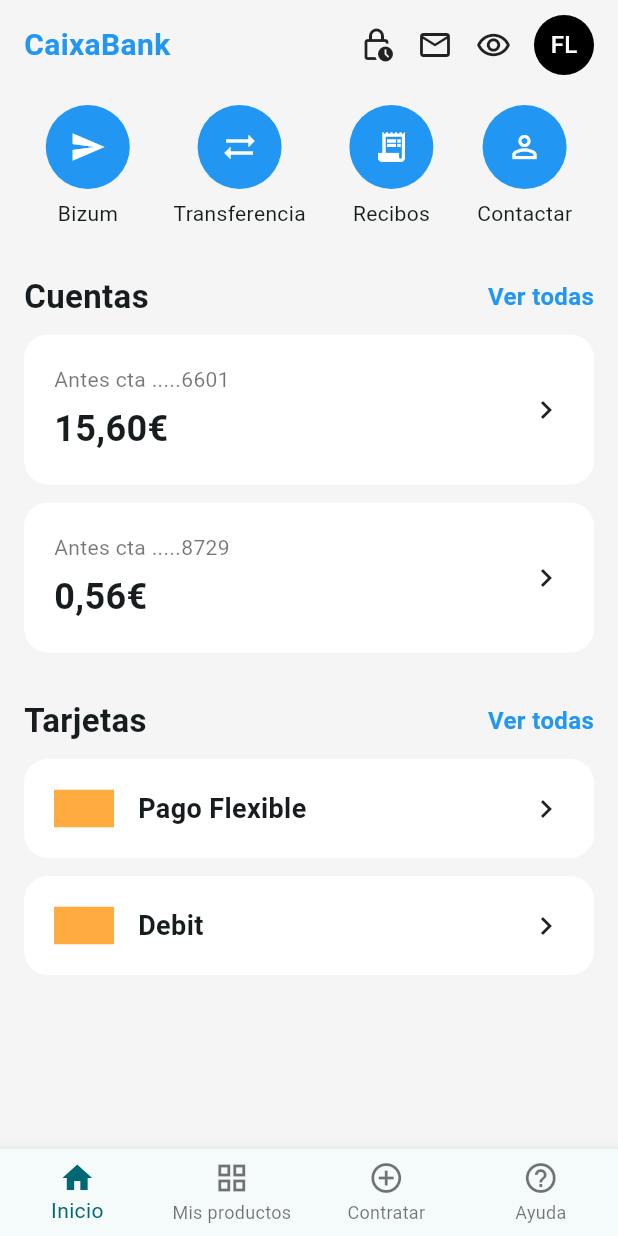
After one commit to fran72/buen_design, a Flutter app: the CaixaPage screen opened by its route, on a phone screen of 412 x 824 dp. The commit adds this screen. Run offline on Flutter 3.47's test engine with Material 3 defaults, Android fonts, the phone set to English and light mode, and no system bars; our stand-ins replace bloc, percent_indicator.

Commit message:
caixa page

```diff
--- a/lib/main.dart
+++ b/lib/main.dart
@@ -1,5 +1,7 @@
+import 'package:buen_design/pages/caixa.dart';
 import 'package:buen_design/pages/carrito.dart';
 import 'package:buen_design/pages/carrito_wallapop.dart';
+import 'package:buen_design/pages/habanero.dart';
 import 'package:buen_design/pages/home.dart';
 import 'package:buen_design/pages/moncofar.dart';
 import 'package:buen_design/pages/scan_cal.dart';
@@ -64,6 +66,8 @@
         'moncofar': (BuildContext context) => const MoncofarPage(),
         'carrito': (BuildContext context) => const CarritoPage(),
         'scan_cal': (BuildContext context) => const ScanCalPage(),
+        'habanero': (BuildContext context) => const HabaneroPage(),
+        'caixa': (BuildContext context) => const CaixaPage(),
         'carrito_wallapop': (BuildContext context) =>
             const CarritoWallapopPage(),
       },
--- /dev/null
+++ b/lib/pages/caixa.dart
@@ -0,0 +1,200 @@
+import 'package:flutter/material.dart';
+
+class CaixaPage extends StatelessWidget {
+  const CaixaPage({super.key});
+
+  @override
+  Widget build(BuildContext context) {
+    return Scaffold(
+      backgroundColor: Colors.grey[100],
+      bottomNavigationBar: _buildBottomBar(),
+      body: SafeArea(
+        child: SingleChildScrollView(
+          padding: const EdgeInsets.symmetric(horizontal: 16),
+          child: Column(
+            crossAxisAlignment: CrossAxisAlignment.start,
+            children: [
+              const SizedBox(height: 10),
+              _buildTopIcons(),
+              const SizedBox(height: 20),
+              _buildQuickActions(),
+              const SizedBox(height: 30),
+              _buildSectionHeader("Cuentas"),
+              const SizedBox(height: 10),
+              _buildCuentaCard("Antes cta .....6601", "15,60€"),
+              const SizedBox(height: 12),
+              _buildCuentaCard("Antes cta .....8729", "0,56€"),
+              const SizedBox(height: 30),
+              _buildSectionHeader("Tarjetas"),
+              const SizedBox(height: 10),
+              _buildTarjetaCard("Pago Flexible"),
+              const SizedBox(height: 12),
+              _buildTarjetaCard("Debit"),
+              const SizedBox(height: 40),
+            ],
+          ),
+        ),
+      ),
+    );
+  }
+
+  // ---------------- TOP ICONS --------------------
+  Widget _buildTopIcons() {
+    return Row(
+      children: [
+        // Image.network(
+        //   "https://upload.wikimedia.org/wikipedia/commons/1/14/CaixaBank_Logo.png",
+        //   width: 40,
+        // ),
+        const Text(
+          "CaixaBank",
+          style: TextStyle(
+            fontSize: 20,
+            fontWeight: FontWeight.bold,
+            color: Colors.blue,
+          ),
+        ),
+        const Spacer(),
+        const Icon(Icons.lock_clock_outlined),
+        const SizedBox(width: 15),
+        const Icon(Icons.mail_outline),
+        const SizedBox(width: 15),
+        const Icon(Icons.remove_red_eye_outlined),
+        const SizedBox(width: 15),
+        const CircleAvatar(
+          backgroundColor: Colors.black,
+          child: Text("FL", style: TextStyle(color: Colors.white)),
+        ),
+      ],
+    );
+  }
+
+  // ---------------- QUICK ACTIONS --------------------
+  Widget _buildQuickActions() {
+    final actions = [
+      {"icon": Icons.send, "label": "Bizum"},
+      {"icon": Icons.sync_alt, "label": "Transferencia"},
+      {"icon": Icons.receipt_long, "label": "Recibos"},
+      {"icon": Icons.person_outline, "label": "Contactar"},
+    ];
+
+    return Row(
+      mainAxisAlignment: MainAxisAlignment.spaceAround,
+      children: actions
+          .map(
+            (a) => Column(
+              children: [
+                CircleAvatar(
+                  radius: 28,
+                  backgroundColor: Colors.blue,
+                  child: Icon(a["icon"] as IconData, color: Colors.white),
+                ),
+                const SizedBox(height: 6),
+                Text(a["label"] as String),
+              ],
+            ),
+          )
+          .toList(),
+    );
+  }
+
+  // ---------------- SECTION HEADER --------------------
+  Widget _buildSectionHeader(String title) {
+    return Row(
+      mainAxisAlignment: MainAxisAlignment.spaceBetween,
+      children: [
+        Text(
+          title,
+          style: const TextStyle(fontSize: 22, fontWeight: FontWeight.bold),
+        ),
+        const Text(
+          "Ver todas",
+          style: TextStyle(
+            fontSize: 16,
+            color: Colors.blue,
+            fontWeight: FontWeight.bold,
+          ),
+        ),
+      ],
+    );
+  }
+
+  // ---------------- CUENTA CARD --------------------
+  Widget _buildCuentaCard(String title, String amount) {
+    return Container(
+      decoration: BoxDecoration(
+        color: Colors.white,
+        borderRadius: BorderRadius.circular(16),
+      ),
+      padding: const EdgeInsets.all(20),
+      child: Row(
+        children: [
+          Expanded(
+            child: Column(
+              crossAxisAlignment: CrossAxisAlignment.start,
+              children: [
+                Text(
+                  title,
+                  style: const TextStyle(fontSize: 14, color: Colors.black54),
+                ),
+                const SizedBox(height: 6),
+                Text(
+                  amount,
+                  style: const TextStyle(
+                    fontSize: 24,
+                    fontWeight: FontWeight.bold,
+                  ),
+                ),
+              ],
+            ),
+          ),
+          const Icon(Icons.chevron_right),
+        ],
+      ),
+    );
+  }
+
+  // ---------------- TARJETA CARD --------------------
+  Widget _buildTarjetaCard(String title) {
+    return Container(
+      decoration: BoxDecoration(
+        color: Colors.white,
+        borderRadius: BorderRadius.circular(16),
+      ),
+      padding: const EdgeInsets.all(20),
+      child: Row(
+        children: [
+          Container(width: 40, height: 25, color: Colors.orangeAccent),
+          const SizedBox(width: 16),
+          Expanded(
+            child: Text(
+              title,
+              style: const TextStyle(fontSize: 18, fontWeight: FontWeight.w600),
+            ),
+          ),
+          const Icon(Icons.chevron_right),
+        ],
+      ),
+    );
+  }
+
+  // ---------------- BOTTOM NAV BAR --------------------
+  Widget _buildBottomBar() {
+    return BottomNavigationBar(
+      currentIndex: 0,
+      type: BottomNavigationBarType.fixed,
+      items: const [
+        BottomNavigationBarItem(icon: Icon(Icons.home), label: "Inicio"),
+        BottomNavigationBarItem(
+          icon: Icon(Icons.grid_view),
+          label: "Mis productos",
+        ),
+        BottomNavigationBarItem(
+          icon: Icon(Icons.add_circle_outline),
+          label: "Contratar",
+        ),
+        BottomNavigationBarItem(icon: Icon(Icons.help_outline), label: "Ayuda"),
+      ],
+    );
+  }
+}
--- /dev/null
+++ b/lib/pages/habanero.dart
@@ -0,0 +1,41 @@
+import 'package:flutter/material.dart';
+
+class HabaneroPage extends StatelessWidget {
+  const HabaneroPage({super.key});
+
+  @override
+  Widget build(BuildContext context) {
+    return Scaffold(
+      appBar: AppBar(title: const Text('Bloques azules')),
+      body: ListView.builder(
+        itemCount: 20,
+        itemBuilder: (context, index) {
+          // calculamos la alpha según el index
+          // empieza en 1.0 y va bajando hasta 0.2
+          final alpha = 1.0 - (index * 0.04).clamp(0.0, 0.8);
+
+          // aplicamos el alpha con withValues (nuevo método de Flutter 3.24)
+          final color = Colors.blue.withValues(alpha: alpha);
+
+          return Container(
+            height: 80,
+            margin: const EdgeInsets.symmetric(vertical: 6, horizontal: 16),
+            decoration: BoxDecoration(
+              color: color,
+              borderRadius: BorderRadius.circular(12),
+            ),
+            alignment: Alignment.center,
+            child: Text(
+              'Bloque ${index + 1}',
+              style: const TextStyle(
+                color: Colors.white,
+                fontSize: 18,
+                fontWeight: FontWeight.bold,
+              ),
+            ),
+          );
+        },
+      ),
+    );
+  }
+}
--- a/lib/widgets/menu_drawer.dart
+++ b/lib/widgets/menu_drawer.dart
@@ -6,6 +6,8 @@
     {'icon': Icons.map, 'text': 'Moncofar', 'route': 'moncofar'},
     {'icon': Icons.map, 'text': 'Carrito', 'route': 'carrito'},
     {'icon': Icons.map, 'text': 'Scancal', 'route': 'scan_cal'},
+    {'icon': Icons.map, 'text': 'Habanero', 'route': 'habanero'},
+    {'icon': Icons.map, 'text': 'Caixa', 'route': 'caixa'},
     {
       'icon': Icons.map,
       'text': 'Carrito Wallapop',
```
Also changed, not shown: lib/pages/meets.dart (added).
